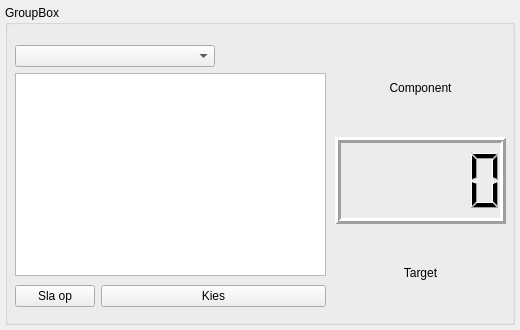
Qt form src/ui/forms/weightsensorform.ui (Ghettovich/bsf) before a commit.
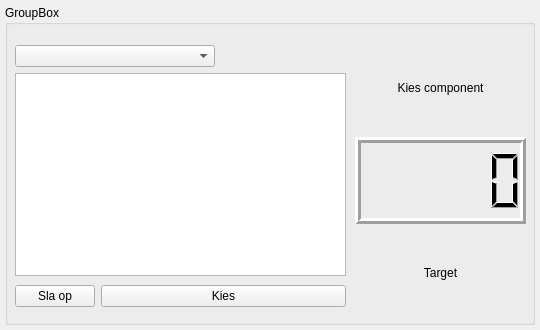
The same form after that commit.

The edit to the form file:
```diff
--- a/src/ui/forms/weightsensorform.ui
+++ b/src/ui/forms/weightsensorform.ui
@@ -6,13 +6,13 @@
    <rect>
     <x>0</x>
     <y>0</y>
-    <width>520</width>
+    <width>540</width>
     <height>330</height>
    </rect>
   </property>
   <property name="minimumSize">
    <size>
-    <width>520</width>
+    <width>540</width>
     <height>330</height>
    </size>
   </property>
@@ -24,13 +24,13 @@
     <rect>
      <x>5</x>
      <y>5</y>
-     <width>510</width>
+     <width>530</width>
      <height>320</height>
     </rect>
    </property>
    <property name="minimumSize">
     <size>
-     <width>240</width>
+     <width>530</width>
      <height>320</height>
     </size>
    </property>
@@ -43,7 +43,7 @@
    <widget class="QWidget" name="gridLayoutWidget">
     <property name="geometry">
      <rect>
-      <x>330</x>
+      <x>350</x>
       <y>40</y>
       <width>171</width>
       <height>271</height>
@@ -59,7 +59,7 @@
         </size>
        </property>
        <property name="text">
-        <string>Component</string>
+        <string>Kies component</string>
        </property>
        <property name="alignment">
         <set>Qt::AlignCenter</set>
@@ -102,7 +102,7 @@
      <rect>
       <x>10</x>
       <y>40</y>
-      <width>311</width>
+      <width>331</width>
       <height>231</height>
      </rect>
     </property>
@@ -137,7 +137,7 @@
      <rect>
       <x>10</x>
       <y>280</y>
-      <width>311</width>
+      <width>331</width>
       <height>36</height>
      </rect>
     </property>
```
